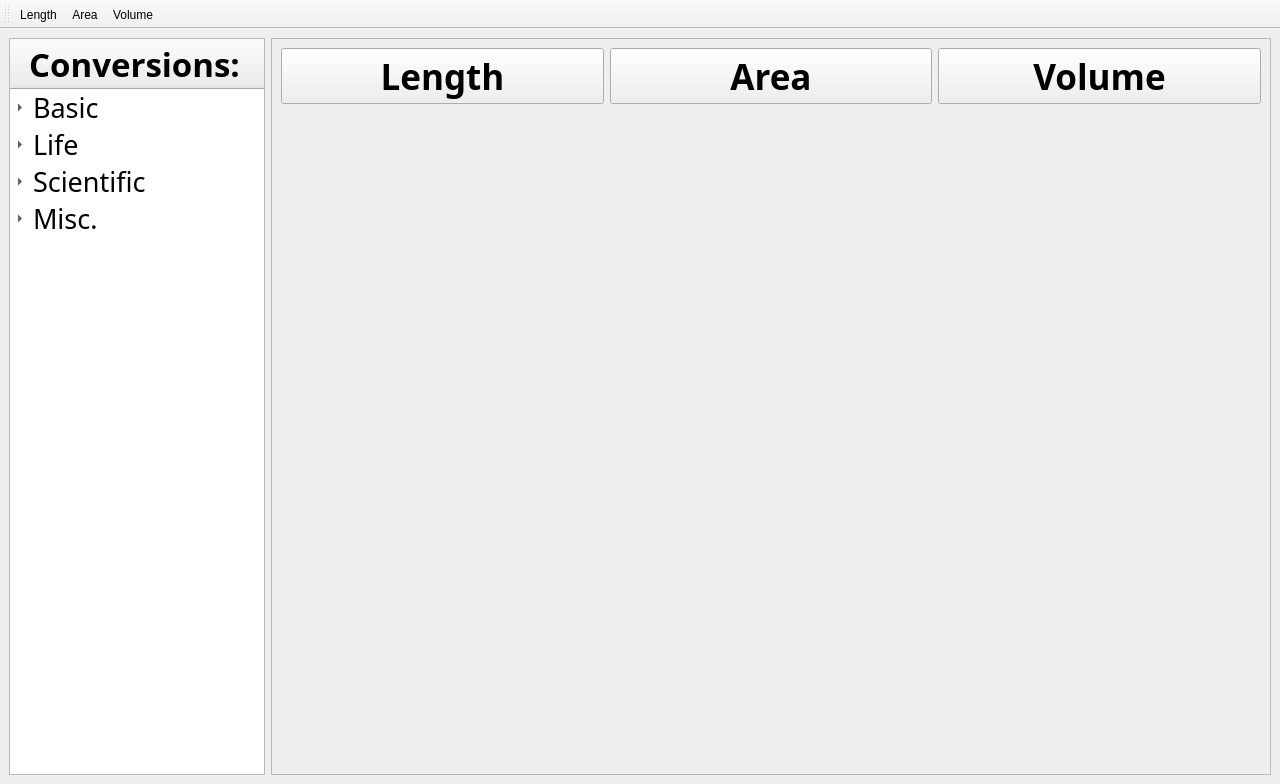
First picture: the form in mainwindow.ui, repository 30vam/cute-converter, before the edit.
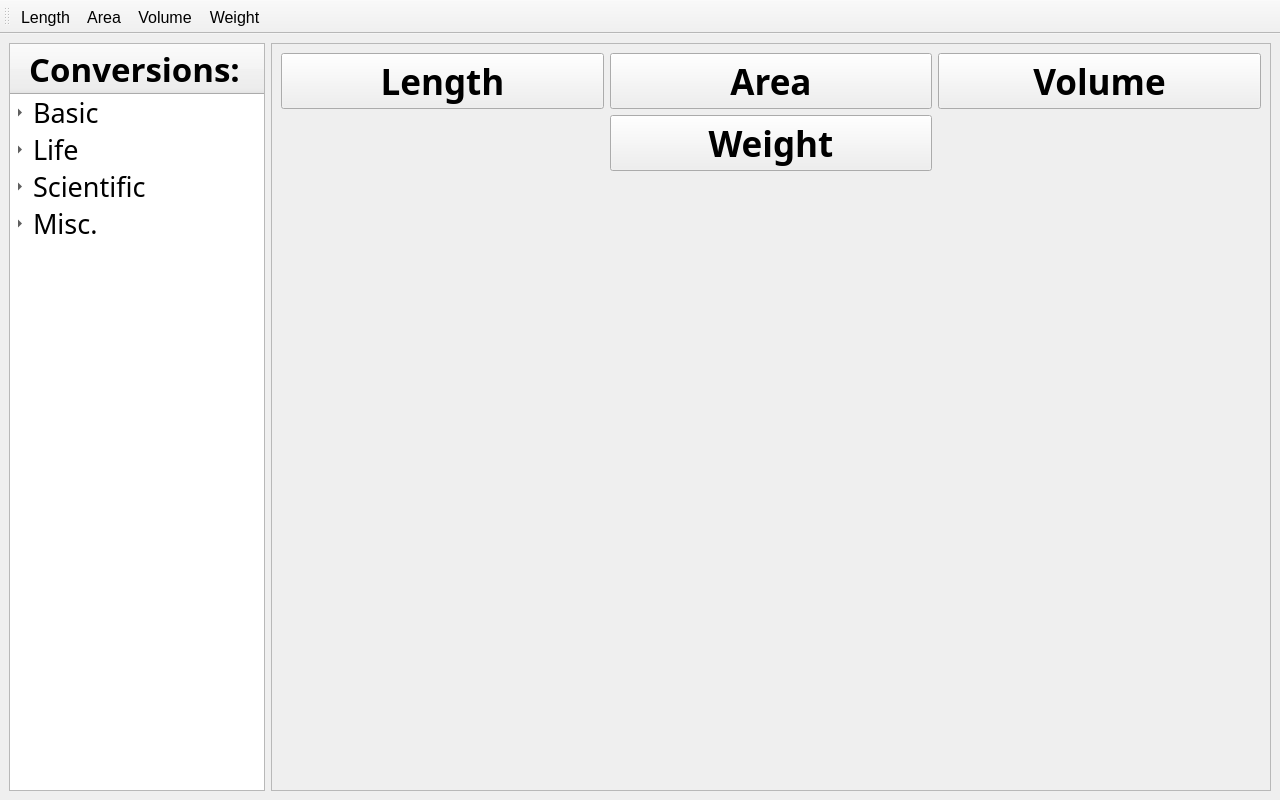
Second picture: the form after the edit. The open tabs and pages were chosen to show the change. Icons and pictures are not drawn.

Commit message: added weight to basic page and toolbar

```diff
--- a/mainwindow.ui
+++ b/mainwindow.ui
@@ -10,7 +10,7 @@
     <x>0</x>
     <y>0</y>
     <width>1280</width>
-    <height>784</height>
+    <height>800</height>
    </rect>
   </property>
   <property name="windowTitle">
@@ -232,146 +232,183 @@
        <number>4</number>
       </property>
       <widget class="QWidget" name="basicPage">
-       <layout class="QHBoxLayout" name="horizontalLayout_5">
-        <item>
-         <layout class="QGridLayout" name="gridLayout">
-          <item row="1" column="0">
-           <spacer name="verticalSpacer">
-            <property name="orientation">
-             <enum>Qt::Vertical</enum>
-            </property>
-            <property name="sizeHint" stdset="0">
-             <size>
-              <width>20</width>
-              <height>40</height>
-             </size>
-            </property>
-           </spacer>
-          </item>
-          <item row="0" column="0">
-           <widget class="QToolButton" name="lengthToolButton">
-            <property name="enabled">
-             <bool>true</bool>
-            </property>
-            <property name="sizePolicy">
-             <sizepolicy hsizetype="Preferred" vsizetype="Preferred">
-              <horstretch>0</horstretch>
-              <verstretch>0</verstretch>
-             </sizepolicy>
-            </property>
-            <property name="font">
-             <font>
-              <family>Aleo</family>
-              <pointsize>26</pointsize>
-              <bold>true</bold>
-             </font>
-            </property>
-            <property name="text">
-             <string>Length</string>
-            </property>
-            <property name="iconSize">
-             <size>
-              <width>156</width>
-              <height>156</height>
-             </size>
-            </property>
-            <property name="popupMode">
-             <enum>QToolButton::DelayedPopup</enum>
-            </property>
-            <property name="toolButtonStyle">
-             <enum>Qt::ToolButtonTextUnderIcon</enum>
-            </property>
-            <property name="autoRaise">
-             <bool>false</bool>
-            </property>
-            <property name="arrowType">
-             <enum>Qt::NoArrow</enum>
-            </property>
-           </widget>
-          </item>
-          <item row="0" column="2">
-           <widget class="QToolButton" name="volumeToolButton">
-            <property name="enabled">
-             <bool>true</bool>
-            </property>
-            <property name="sizePolicy">
-             <sizepolicy hsizetype="Preferred" vsizetype="Preferred">
-              <horstretch>0</horstretch>
-              <verstretch>0</verstretch>
-             </sizepolicy>
-            </property>
-            <property name="font">
-             <font>
-              <family>Aleo</family>
-              <pointsize>26</pointsize>
-              <bold>true</bold>
-             </font>
-            </property>
-            <property name="text">
-             <string>Volume</string>
-            </property>
-            <property name="iconSize">
-             <size>
-              <width>156</width>
-              <height>156</height>
-             </size>
-            </property>
-            <property name="popupMode">
-             <enum>QToolButton::DelayedPopup</enum>
-            </property>
-            <property name="toolButtonStyle">
-             <enum>Qt::ToolButtonTextUnderIcon</enum>
-            </property>
-            <property name="autoRaise">
-             <bool>false</bool>
-            </property>
-            <property name="arrowType">
-             <enum>Qt::NoArrow</enum>
-            </property>
-           </widget>
-          </item>
-          <item row="0" column="1">
-           <widget class="QToolButton" name="areaToolButton">
-            <property name="enabled">
-             <bool>true</bool>
-            </property>
-            <property name="sizePolicy">
-             <sizepolicy hsizetype="Preferred" vsizetype="Preferred">
-              <horstretch>0</horstretch>
-              <verstretch>0</verstretch>
-             </sizepolicy>
-            </property>
-            <property name="font">
-             <font>
-              <family>Aleo</family>
-              <pointsize>26</pointsize>
-              <bold>true</bold>
-             </font>
-            </property>
-            <property name="text">
-             <string>Area</string>
-            </property>
-            <property name="iconSize">
-             <size>
-              <width>156</width>
-              <height>156</height>
-             </size>
-            </property>
-            <property name="popupMode">
-             <enum>QToolButton::DelayedPopup</enum>
-            </property>
-            <property name="toolButtonStyle">
-             <enum>Qt::ToolButtonTextUnderIcon</enum>
-            </property>
-            <property name="autoRaise">
-             <bool>false</bool>
-            </property>
-            <property name="arrowType">
-             <enum>Qt::NoArrow</enum>
-            </property>
-           </widget>
-          </item>
-         </layout>
+       <layout class="QGridLayout" name="gridLayout">
+        <item row="0" column="3">
+         <widget class="QToolButton" name="volumeToolButton">
+          <property name="enabled">
+           <bool>true</bool>
+          </property>
+          <property name="sizePolicy">
+           <sizepolicy hsizetype="Preferred" vsizetype="Preferred">
+            <horstretch>0</horstretch>
+            <verstretch>0</verstretch>
+           </sizepolicy>
+          </property>
+          <property name="font">
+           <font>
+            <family>Aleo</family>
+            <pointsize>26</pointsize>
+            <bold>true</bold>
+           </font>
+          </property>
+          <property name="text">
+           <string>Volume</string>
+          </property>
+          <property name="iconSize">
+           <size>
+            <width>156</width>
+            <height>156</height>
+           </size>
+          </property>
+          <property name="popupMode">
+           <enum>QToolButton::DelayedPopup</enum>
+          </property>
+          <property name="toolButtonStyle">
+           <enum>Qt::ToolButtonTextUnderIcon</enum>
+          </property>
+          <property name="autoRaise">
+           <bool>false</bool>
+          </property>
+          <property name="arrowType">
+           <enum>Qt::NoArrow</enum>
+          </property>
+         </widget>
+        </item>
+        <item row="1" column="2">
+         <widget class="QToolButton" name="weightToolButton">
+          <property name="enabled">
+           <bool>true</bool>
+          </property>
+          <property name="sizePolicy">
+           <sizepolicy hsizetype="Preferred" vsizetype="Preferred">
+            <horstretch>0</horstretch>
+            <verstretch>0</verstretch>
+           </sizepolicy>
+          </property>
+          <property name="font">
+           <font>
+            <family>Aleo</family>
+            <pointsize>26</pointsize>
+            <bold>true</bold>
+           </font>
+          </property>
+          <property name="text">
+           <string>Weight</string>
+          </property>
+          <property name="iconSize">
+           <size>
+            <width>156</width>
+            <height>156</height>
+           </size>
+          </property>
+          <property name="popupMode">
+           <enum>QToolButton::DelayedPopup</enum>
+          </property>
+          <property name="toolButtonStyle">
+           <enum>Qt::ToolButtonTextUnderIcon</enum>
+          </property>
+          <property name="autoRaise">
+           <bool>false</bool>
+          </property>
+          <property name="arrowType">
+           <enum>Qt::NoArrow</enum>
+          </property>
+         </widget>
+        </item>
+        <item row="0" column="0">
+         <widget class="QToolButton" name="lengthToolButton">
+          <property name="enabled">
+           <bool>true</bool>
+          </property>
+          <property name="sizePolicy">
+           <sizepolicy hsizetype="Preferred" vsizetype="Preferred">
+            <horstretch>0</horstretch>
+            <verstretch>0</verstretch>
+           </sizepolicy>
+          </property>
+          <property name="font">
+           <font>
+            <family>Aleo</family>
+            <pointsize>26</pointsize>
+            <bold>true</bold>
+           </font>
+          </property>
+          <property name="text">
+           <string>Length</string>
+          </property>
+          <property name="iconSize">
+           <size>
+            <width>156</width>
+            <height>156</height>
+           </size>
+          </property>
+          <property name="popupMode">
+           <enum>QToolButton::DelayedPopup</enum>
+          </property>
+          <property name="toolButtonStyle">
+           <enum>Qt::ToolButtonTextUnderIcon</enum>
+          </property>
+          <property name="autoRaise">
+           <bool>false</bool>
+          </property>
+          <property name="arrowType">
+           <enum>Qt::NoArrow</enum>
+          </property>
+         </widget>
+        </item>
+        <item row="0" column="2">
+         <widget class="QToolButton" name="areaToolButton">
+          <property name="enabled">
+           <bool>true</bool>
+          </property>
+          <property name="sizePolicy">
+           <sizepolicy hsizetype="Preferred" vsizetype="Preferred">
+            <horstretch>0</horstretch>
+            <verstretch>0</verstretch>
+           </sizepolicy>
+          </property>
+          <property name="font">
+           <font>
+            <family>Aleo</family>
+            <pointsize>26</pointsize>
+            <bold>true</bold>
+           </font>
+          </property>
+          <property name="text">
+           <string>Area</string>
+          </property>
+          <property name="iconSize">
+           <size>
+            <width>156</width>
+            <height>156</height>
+           </size>
+          </property>
+          <property name="popupMode">
+           <enum>QToolButton::DelayedPopup</enum>
+          </property>
+          <property name="toolButtonStyle">
+           <enum>Qt::ToolButtonTextUnderIcon</enum>
+          </property>
+          <property name="autoRaise">
+           <bool>false</bool>
+          </property>
+          <property name="arrowType">
+           <enum>Qt::NoArrow</enum>
+          </property>
+         </widget>
+        </item>
+        <item row="2" column="2">
+         <spacer name="verticalSpacer">
+          <property name="orientation">
+           <enum>Qt::Vertical</enum>
+          </property>
+          <property name="sizeHint" stdset="0">
+           <size>
+            <width>20</width>
+            <height>530</height>
+           </size>
+          </property>
+         </spacer>
         </item>
        </layout>
       </widget>
@@ -1088,6 +1125,11 @@
    </property>
   </widget>
   <widget class="QToolBar" name="toolBar">
+   <property name="font">
+    <font>
+     <pointsize>12</pointsize>
+    </font>
+   </property>
    <property name="windowTitle">
     <string>toolBar</string>
    </property>
@@ -1097,6 +1139,9 @@
      <height>64</height>
     </size>
    </property>
+   <property name="toolButtonStyle">
+    <enum>Qt::ToolButtonTextUnderIcon</enum>
+   </property>
    <attribute name="toolBarArea">
     <enum>TopToolBarArea</enum>
    </attribute>
@@ -1106,6 +1151,7 @@
    <addaction name="switchToLengthAction"/>
    <addaction name="switchToAreaAction"/>
    <addaction name="switchToVolumeAction"/>
+   <addaction name="switchToWeightAction"/>
   </widget>
   <action name="switchToLengthAction">
    <property name="icon">
```
Left out of the diff: 8 changed lines with no effect on the pictures. The commit also changes 1 other file.
